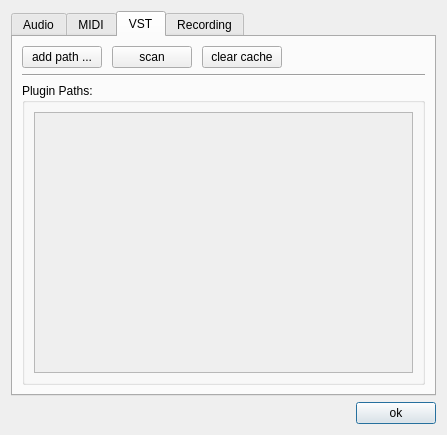
The window that src/jamtaba/gui/PreferencesDialog.ui (elieserdejesus/JamTaba) describes before a commit, drawn with Qt 5.
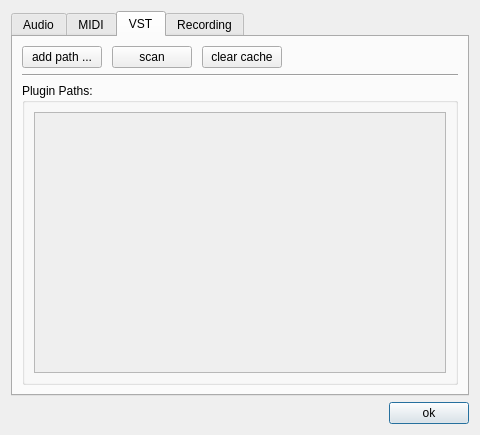
The same window after the commit.

Commit message: fixing mac VST preferences

What changed in the file:
```diff
--- a/src/jamtaba/gui/PreferencesDialog.ui
+++ b/src/jamtaba/gui/PreferencesDialog.ui
@@ -6,7 +6,7 @@
    <rect>
     <x>0</x>
     <y>0</y>
-    <width>447</width>
+    <width>480</width>
     <height>435</height>
    </rect>
   </property>
@@ -408,8 +408,8 @@
               <rect>
                <x>0</x>
                <y>0</y>
-               <width>383</width>
-               <height>269</height>
+               <width>381</width>
+               <height>216</height>
               </rect>
              </property>
              <layout class="QVBoxLayout" name="verticalLayout_10">
```
The commit also changes 6 other files.
